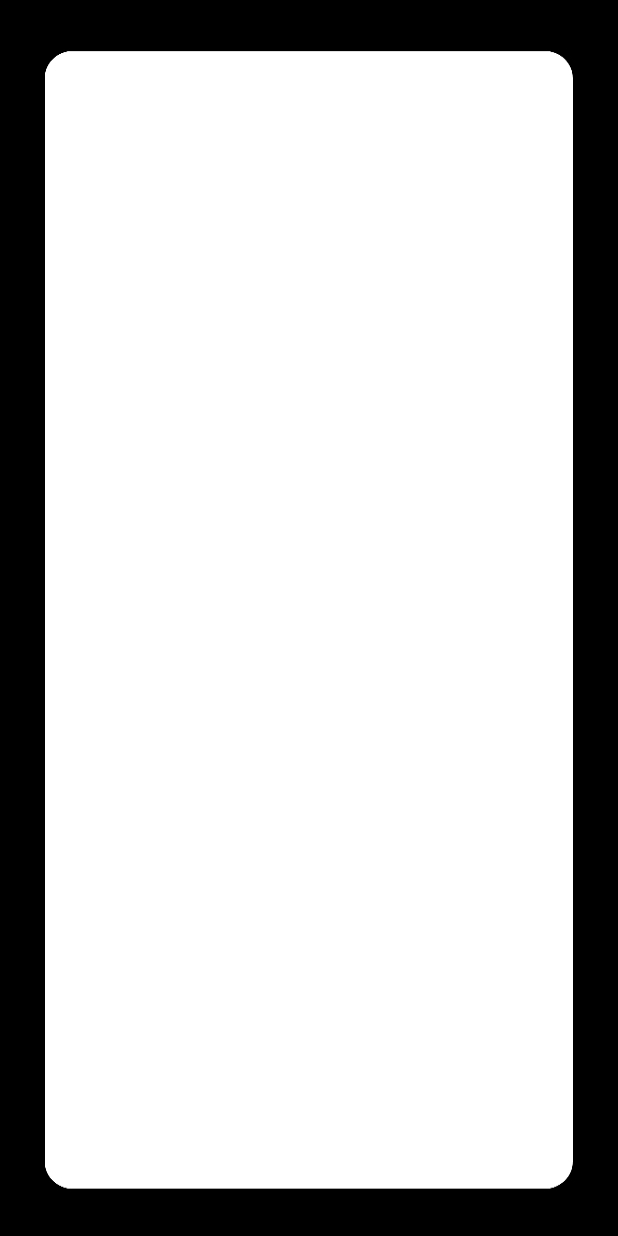
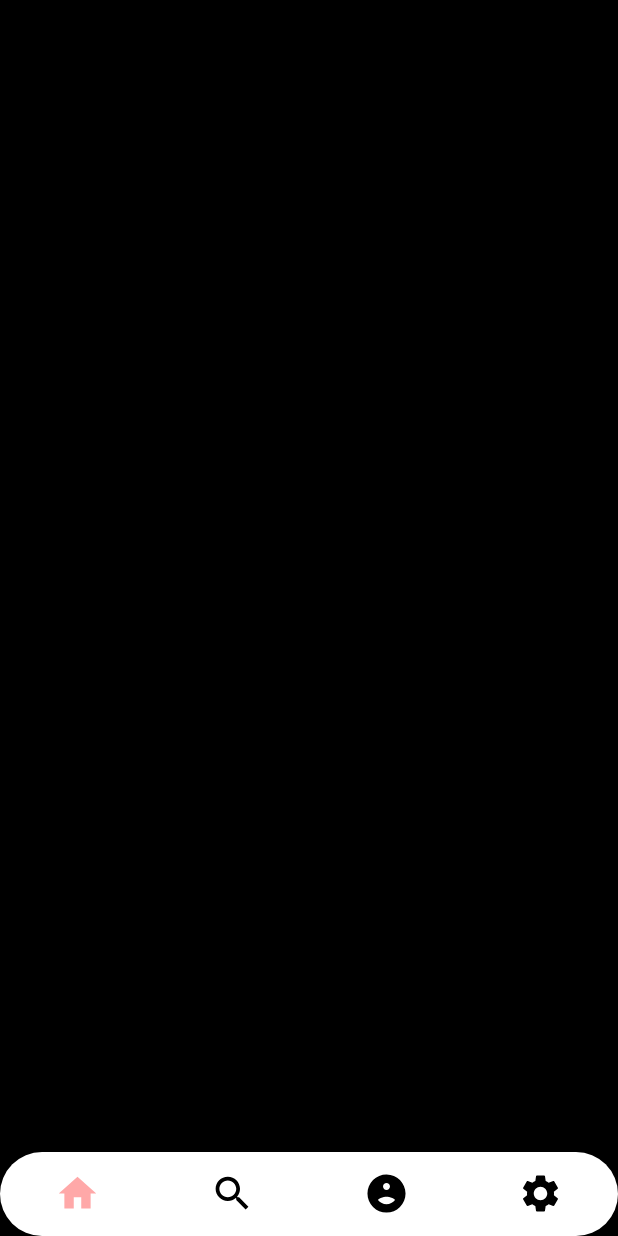
Before and after one commit to Joshuapavan/Mini-Project, an Android app: the MainActivity screen opened directly, with no data from a screen before it, on a phone screen of 412 x 824 dp. Run offline under Robolectric (Android 15) with nearby library versions, the phone set to English and light mode, and no system bars.

Commit message:
1. Added a basic Dark Background and added a bottom navigation bar.

```diff
--- a/app/src/main/java/com/example/project/LoginActivity.java
+++ b/app/src/main/java/com/example/project/LoginActivity.java
@@ -2,7 +2,9 @@ package com.example.project;
 
 import androidx.appcompat.app.AppCompatActivity;
 
+import android.content.Intent;
 import android.os.Bundle;
+import android.view.View;
 import android.widget.Button;
 import android.widget.EditText;
 import android.widget.ImageButton;
@@ -17,6 +19,14 @@ public class LoginActivity extends AppCompatActivity {
         super.onCreate(savedInstanceState);
         setContentView(R.layout.activity_login);
         assignId();
+
+        skipButton.setOnClickListener(new View.OnClickListener() {
+            @Override
+            public void onClick(View v) {
+                Intent intent = new Intent(getApplicationContext(),MainActivity.class);
+                startActivity(intent);
+            }
+        });
     }
 
     public void assignId(){
--- /dev/null
+++ b/app/src/main/res/drawable/bottom_bar_rounded_edges.xml
@@ -0,0 +1,9 @@
+<?xml version="1.0" encoding="utf-8"?>
+
+<shape
+    android:shape="rectangle"
+    xmlns:android="http://schemas.android.com/apk/res/android">
+
+    <solid android:color="@color/white"/>
+    <corners android:radius="100dp"/>
+</shape>
--- /dev/null
+++ b/app/src/main/res/drawable/bottom_bar_selector.xml
@@ -0,0 +1,6 @@
+<?xml version="1.0" encoding="utf-8"?>
+<selector xmlns:android="http://schemas.android.com/apk/res/android">
+    <item android:state_pressed ="true" android:color ="@color/main"/>
+    <item android:state_checked="true" android:color = "@color/secondary"/>
+    <item android:color = "@color/black"/>
+</selector>
--- /dev/null
+++ b/app/src/main/res/drawable/ic_account.xml
@@ -0,0 +1,28 @@
+<vector xmlns:android="http://schemas.android.com/apk/res/android"
+    android:width="26dp"
+    android:height="26dp"
+    android:viewportWidth="26"
+    android:viewportHeight="26">
+  <path
+      android:fillColor="#FF000000"
+      android:pathData="M1,1h24v24h-24z"
+      android:strokeAlpha="0"
+      android:strokeWidth="1"
+      android:strokeColor="#00000000"
+      android:fillAlpha="0"/>
+  <path
+      android:pathData="M0.5,0.5h25v25h-25z"
+      android:strokeAlpha="0"
+      android:strokeWidth="1"
+      android:fillColor="#00000000"
+      android:strokeColor="#000"
+      android:fillAlpha="0"/>
+  <path
+      android:fillColor="#FF000000"
+      android:pathData="M13,23.5C7.2103,23.5 2.5,18.7897 2.5,13C2.5,7.2103 7.2103,2.5 13,2.5C18.7897,2.5 23.5,7.2103 23.5,13C23.5,18.7897 18.7897,23.5 13,23.5ZM7.5127,16.8627C8.775,18.6425 10.8135,19.7 13,19.7C15.1865,19.7 17.225,18.6425 18.4873,16.8627C18.2524,15.4079 14.8572,14.4 13,14.4C11.1428,14.4 7.7476,15.4079 7.5127,16.8627ZM13,6.5C11.6215,6.5 10.5,7.6215 10.5,9C10.5,10.3785 11.6215,11.5 13,11.5C14.3785,11.5 15.5,10.3785 15.5,9C15.5,7.6215 14.3785,6.5 13,6.5Z"
+      android:strokeColor="#00000000"/>
+  <path
+      android:pathData="M13,23C18.5229,23 23,18.5229 23,13C23,7.47 18.5,3 13,3C7.4771,3 3,7.4771 3,13C3,18.5229 7.4771,23 13,23M13,13.9C15,13.9 18.97,15 19,17C17.71,18.92 15.5,20.2 13,20.2C10.5,20.2 8.29,18.92 7,17C7.03,15 11,13.9 13,13.9M13,6C14.6568,6 16,7.3432 16,9C16,10.6568 14.6568,12 13,12C11.3432,12 10,10.6568 10,9C10,7.3432 11.3432,6 13,6M13,24C10.0618,24 7.2994,22.8558 5.2218,20.7782C3.1442,18.7006 2,15.9382 2,13C2,10.0618 3.1442,7.2994 5.2218,5.2218C7.2994,3.1442 10.0618,2 13,2C19.0654,2 24,6.9346 24,13C24,15.9382 22.8558,18.7006 20.7782,20.7782C18.7006,22.8558 15.9382,24 13,24ZM8.0646,16.7685C9.2408,18.2982 11.0572,19.2 13,19.2C14.9428,19.2 16.7592,18.2982 17.9354,16.7685C17.7499,16.3898 17.1768,15.9696 16.3505,15.6216C15.1673,15.1231 13.8152,14.9 13,14.9C12.1848,14.9 10.8327,15.1231 9.6495,15.6216C8.8232,15.9696 8.2501,16.3898 8.0646,16.7685ZM13,7C11.8972,7 11,7.8972 11,9C11,10.1028 11.8972,11 13,11C14.1028,11 15,10.1028 15,9C15,7.8972 14.1028,7 13,7Z"
+      android:fillColor="#000"
+      android:strokeColor="#00000000"/>
+</vector>
--- /dev/null
+++ b/app/src/main/res/drawable/ic_home.xml
@@ -0,0 +1,10 @@
+<vector xmlns:android="http://schemas.android.com/apk/res/android"
+    android:width="24dp"
+    android:height="24dp"
+    android:viewportWidth="24"
+    android:viewportHeight="24"
+    android:tint="?attr/colorControlNormal">
+  <path
+      android:fillColor="@android:color/black"
+      android:pathData="M10,20v-6h4v6h5v-8h3L12,3 2,12h3v8z"/>
+</vector>
--- /dev/null
+++ b/app/src/main/res/drawable/ic_search.xml
@@ -0,0 +1,10 @@
+<vector xmlns:android="http://schemas.android.com/apk/res/android"
+    android:width="24dp"
+    android:height="24dp"
+    android:viewportWidth="24"
+    android:viewportHeight="24"
+    android:tint="?attr/colorControlNormal">
+  <path
+      android:fillColor="@android:color/black"
+      android:pathData="M15.5,14h-0.79l-0.28,-0.27C15.41,12.59 16,11.11 16,9.5 16,5.91 13.09,3 9.5,3S3,5.91 3,9.5 5.91,16 9.5,16c1.61,0 3.09,-0.59 4.23,-1.57l0.27,0.28v0.79l5,4.99L20.49,19l-4.99,-5zM9.5,14C7.01,14 5,11.99 5,9.5S7.01,5 9.5,5 14,7.01 14,9.5 11.99,14 9.5,14z"/>
+</vector>
--- /dev/null
+++ b/app/src/main/res/drawable/ic_settings.xml
@@ -0,0 +1,10 @@
+<vector xmlns:android="http://schemas.android.com/apk/res/android"
+    android:width="24dp"
+    android:height="24dp"
+    android:viewportWidth="24"
+    android:viewportHeight="24"
+    android:tint="?attr/colorControlNormal">
+  <path
+      android:fillColor="@android:color/black"
+      android:pathData="M19.14,12.94c0.04,-0.3 0.06,-0.61 0.06,-0.94c0,-0.32 -0.02,-0.64 -0.07,-0.94l2.03,-1.58c0.18,-0.14 0.23,-0.41 0.12,-0.61l-1.92,-3.32c-0.12,-0.22 -0.37,-0.29 -0.59,-0.22l-2.39,0.96c-0.5,-0.38 -1.03,-0.7 -1.62,-0.94L14.4,2.81c-0.04,-0.24 -0.24,-0.41 -0.48,-0.41h-3.84c-0.24,0 -0.43,0.17 -0.47,0.41L9.25,5.35C8.66,5.59 8.12,5.92 7.63,6.29L5.24,5.33c-0.22,-0.08 -0.47,0 -0.59,0.22L2.74,8.87C2.62,9.08 2.66,9.34 2.86,9.48l2.03,1.58C4.84,11.36 4.8,11.69 4.8,12s0.02,0.64 0.07,0.94l-2.03,1.58c-0.18,0.14 -0.23,0.41 -0.12,0.61l1.92,3.32c0.12,0.22 0.37,0.29 0.59,0.22l2.39,-0.96c0.5,0.38 1.03,0.7 1.62,0.94l0.36,2.54c0.05,0.24 0.24,0.41 0.48,0.41h3.84c0.24,0 0.44,-0.17 0.47,-0.41l0.36,-2.54c0.59,-0.24 1.13,-0.56 1.62,-0.94l2.39,0.96c0.22,0.08 0.47,0 0.59,-0.22l1.92,-3.32c0.12,-0.22 0.07,-0.47 -0.12,-0.61L19.14,12.94zM12,15.6c-1.98,0 -3.6,-1.62 -3.6,-3.6s1.62,-3.6 3.6,-3.6s3.6,1.62 3.6,3.6S13.98,15.6 12,15.6z"/>
+</vector>
--- a/app/src/main/res/layout/activity_login.xml
+++ b/app/src/main/res/layout/activity_login.xml
@@ -119,12 +119,12 @@
 
     <ImageButton
         android:id="@+id/googleSignIn"
-        android:layout_width="wrap_content"
-        android:layout_height="wrap_content"
-        android:layout_marginTop="24dp"
+        android:layout_width="36dp"
+        android:layout_height="34dp"
+        android:layout_marginTop="20dp"
         android:background="@color/white"
         app:layout_constraintEnd_toEndOf="parent"
-        app:layout_constraintHorizontal_bias="0.406"
+        app:layout_constraintHorizontal_bias="0.419"
         app:layout_constraintStart_toStartOf="parent"
         app:layout_constraintTop_toBottomOf="@+id/otherSignIn"
         app:srcCompat="@drawable/ic_google" />
@@ -134,7 +134,7 @@
         android:layout_width="wrap_content"
         android:layout_height="wrap_content"
         android:layout_marginStart="28dp"
-        android:layout_marginTop="24dp"
+        android:layout_marginTop="20dp"
         android:background="@color/white"
         app:layout_constraintStart_toEndOf="@+id/googleSignIn"
         app:layout_constraintTop_toBottomOf="@+id/otherSignIn"
--- a/app/src/main/res/layout/activity_main.xml
+++ b/app/src/main/res/layout/activity_main.xml
@@ -4,7 +4,20 @@
     xmlns:tools="http://schemas.android.com/tools"
     android:layout_width="match_parent"
     android:layout_height="match_parent"
-    android:background="@drawable/project_bg"
+    android:background="@drawable/project_bg_2"
     tools:context=".MainActivity">
 
+    <com.google.android.material.bottomnavigation.BottomNavigationView
+        android:layout_width="match_parent"
+        android:layout_height="wrap_content"
+        app:layout_constraintBottom_toBottomOf="parent"
+        app:layout_constraintEnd_toEndOf="parent"
+        app:layout_constraintStart_toStartOf="parent"
+        app:menu="@menu/bottom_bar"
+        android:background="@drawable/bottom_bar_rounded_edges"
+        app:itemIconSize="30dp"
+        app:itemRippleColor="@android:color/transparent"
+        app:labelVisibilityMode="unlabeled"
+        app:itemIconTint="@drawable/bottom_bar_selector"
+        />
 </androidx.constraintlayout.widget.ConstraintLayout>
--- /dev/null
+++ b/app/src/main/res/menu/bottom_bar.xml
@@ -0,0 +1,23 @@
+<?xml version="1.0" encoding="utf-8"?>
+<menu xmlns:android="http://schemas.android.com/apk/res/android">
+    <item
+        android:id="@+id/home"
+        android:title="@string/home"
+        android:icon="@drawable/ic_home"
+        />
+    <item
+        android:id="@+id/search"
+        android:title="@string/search"
+        android:icon="@drawable/ic_search"
+        />
+    <item
+        android:id="@+id/account"
+        android:title="@string/home"
+        android:icon="@drawable/ic_account"
+        />
+    <item
+        android:id="@+id/settings"
+        android:title="@string/settings"
+        android:icon="@drawable/ic_settings"
+        />
+</menu>
--- a/app/src/main/res/values/strings.xml
+++ b/app/src/main/res/values/strings.xml
@@ -7,4 +7,10 @@
     <string name="login">Login</string>
     <string name="skip">Skip</string>
     <string name="otherLogin">OR\nLogin Using </string>
+
+
+    <string name="home">Home</string>
+    <string name="search">Search</string>
+    <string name="account">Account</string>
+    <string name="settings">Settings</string>
 </resources>
```
Also changed, not shown: app/src/main/res/drawable-hdpi/project_bg_2.png (added), app/src/main/res/drawable-ldpi/project_bg_2.png (added), app/src/main/res/drawable-mdpi/project_bg_2.png (added), app/src/main/res/drawable-xhdpi/project_bg_2.png (added), app/src/main/res/drawable-xxhdpi/project_bg_2.png (added), app/src/main/res/drawable-xxxhdpi/project_bg_2.png (added).
